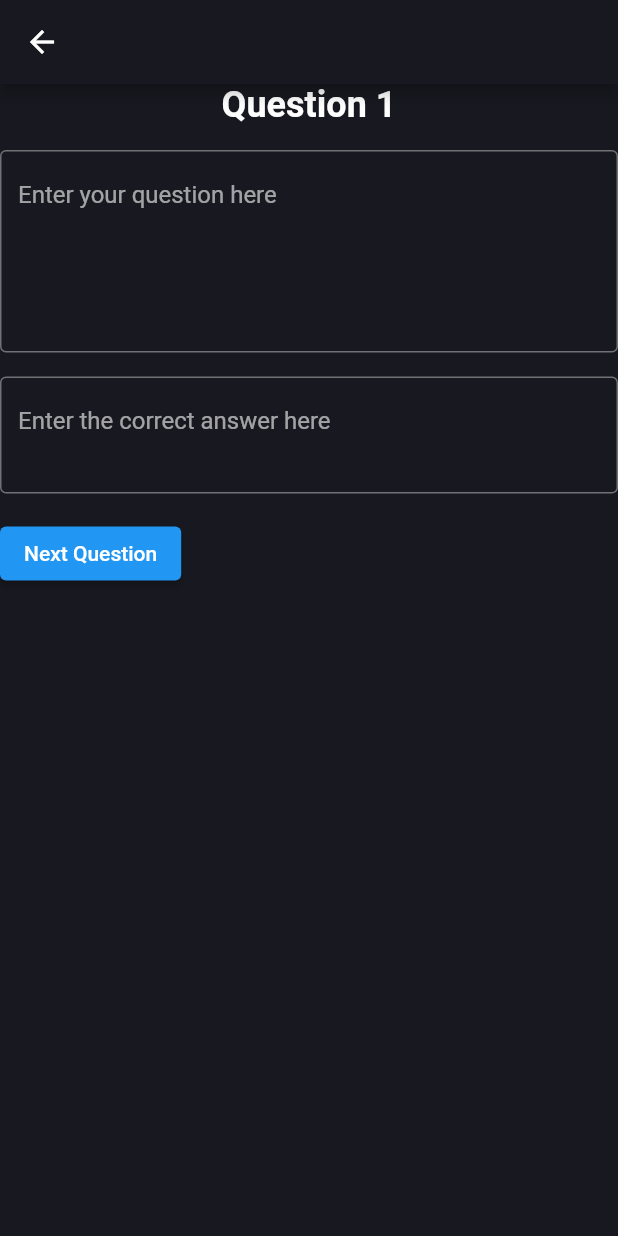
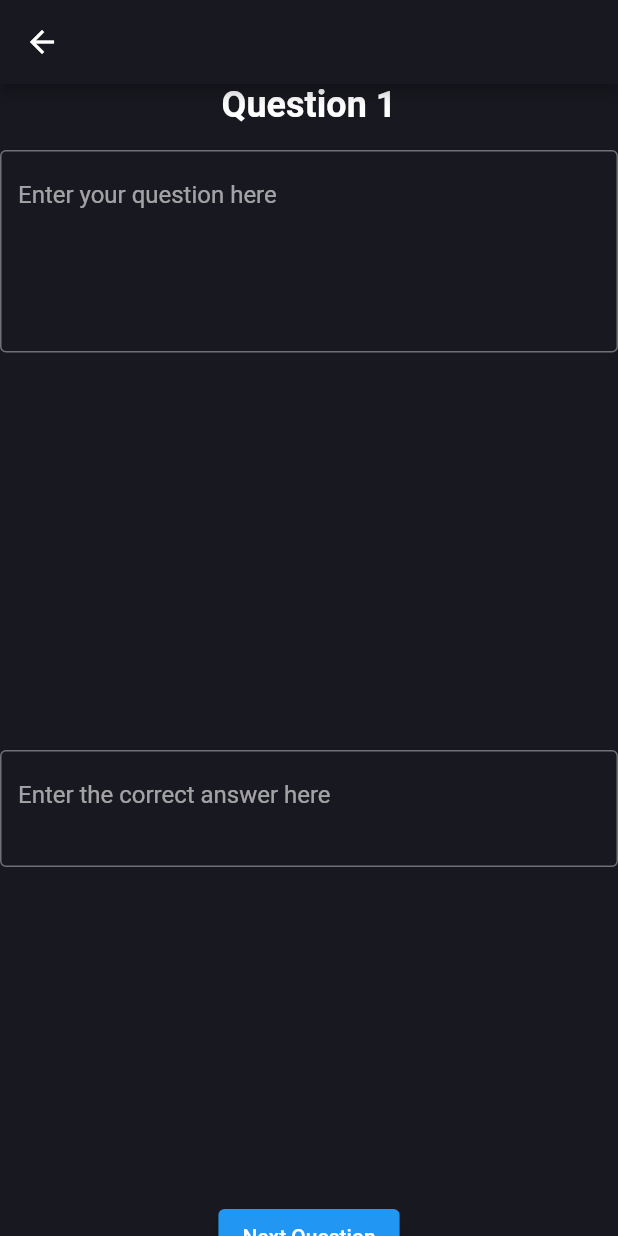
Before and after one commit to InnovaTech-21/Quiz_Attempt2, a Flutter app: the ShortAnswerQuestionPage screen opened directly, on a phone screen of 412 x 824 dp. Run offline on Flutter 3.47's test engine with Material 2 defaults, Android fonts, the phone set to English and light mode, and no system bars; our stand-ins replace cloud_firestore, email_validator, firebase_auth, firebase_core, image_picker; accounts and stored records are empty; project files that could hold a hidden picture were left out.

Commit message:
changes to UI short ans

```diff
--- a/lib/Views/CreateQuiz/CreateShortAns.dart
+++ b/lib/Views/CreateQuiz/CreateShortAns.dart
@@ -220,6 +220,7 @@
         child: SingleChildScrollView(
           child: Form(
             key: _formKey,
+            child: Center(
             child: Column(
               children: [
                 ///title that contains question number
@@ -230,7 +231,11 @@
                 SizedBox(height: 16),
 
                 ///question text box
-                TextFormField(
+                ///
+                Container(
+                  width: 600,
+                  height: 400,
+                child: TextFormField(
                   autocorrect: true,
                   textCapitalization: TextCapitalization.sentences,
                   controller: questionControllers[currentQuestionIndex],
@@ -241,10 +246,14 @@
                   maxLines: 5,
                   validator: validateQuestion,
                 ),
-                SizedBox(height: 16),
+                ),
+
 
                 ///answer text box
-                TextFormField(
+                Container(
+                  width: 600,
+                  height: 300,
+                  child: TextFormField(
                     autocorrect: true,
                     textCapitalization: TextCapitalization.sentences,
                     controller: answerControllers[currentQuestionIndex],
@@ -256,11 +265,13 @@
                     maxLines: 2,
                     validator: validateAnswer,
                   ),
-                SizedBox(height: 16),
-                Row(
+                ),
+
+                Column(
                   mainAxisAlignment: MainAxisAlignment.spaceBetween,
                   children: [
                     ///previous question button only appears when not on first question
+                    ///DecoratedBox(
                     if (currentQuestionIndex > 0)
                       ElevatedButton(
                         onPressed: () {
@@ -271,6 +282,7 @@
                         },
                         child: Text('Previous Question'),
                       ),
+
                     ElevatedButton(
                       onPressed: () {
                         ///runs the code to go to the next question
@@ -303,7 +315,7 @@
           ),
         ),
       ),
-    );
+    ));
   }
 
   ///validation checks
```
Lines whose indentation alone changed are shown as unchanged.
